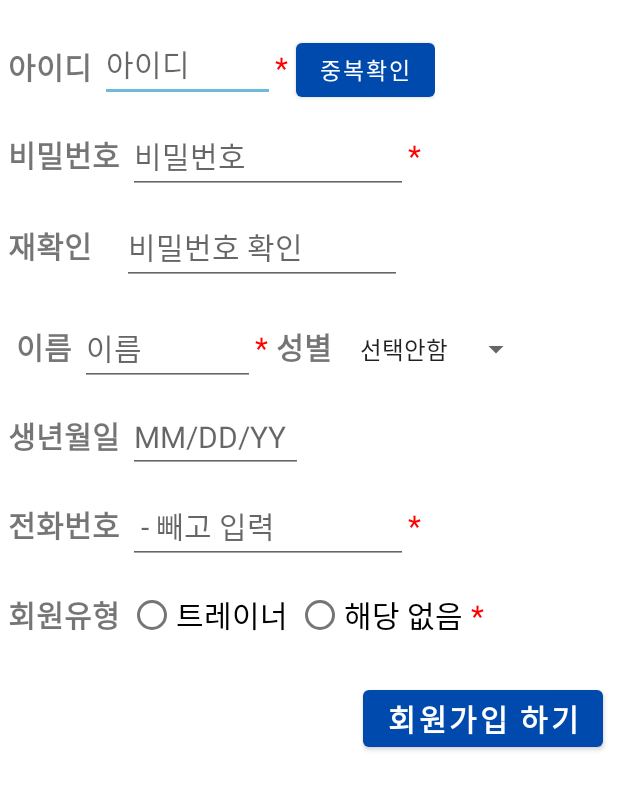
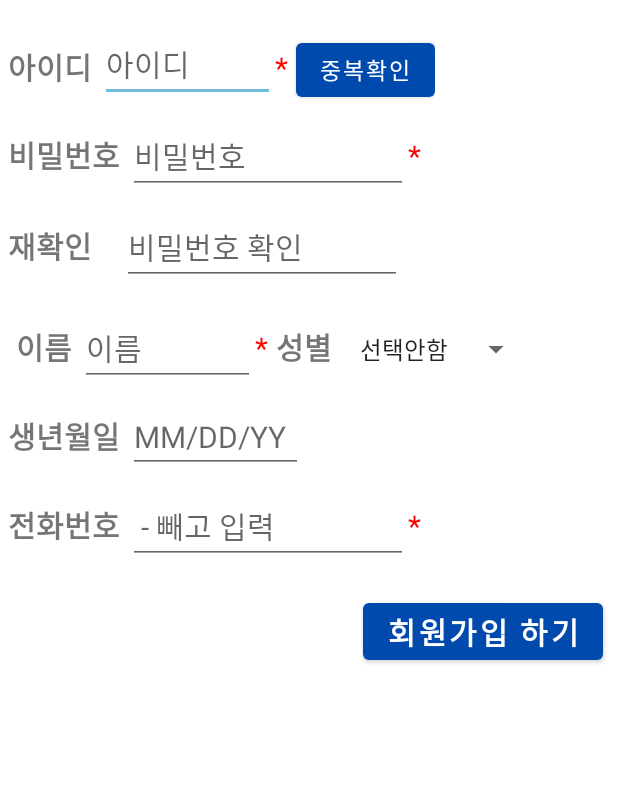
Before and after one commit to secleezy/CBNUworkout, an Android app: the joinbuttonpage screen opened directly, with no data from a screen before it, on a phone screen of 412 x 824 dp. Shown: the top 790 px of the screen. Run offline under Robolectric (Android 15) with nearby library versions, the phone set to English and light mode, and no system bars; our stand-ins replace Firebase (no records; nobody signed in at launch, a user with empty details on screens opened directly), Volley.

Commit message:
1102 영양성분 라벨링, 회원가입/회원수정 트레이너 관련 건 삭제

```diff
--- a/app/src/main/java/com/example/cbnugra/joinbuttonpage.java
+++ b/app/src/main/java/com/example/cbnugra/joinbuttonpage.java
@@ -49,7 +49,7 @@ public class joinbuttonpage extends AppCompatActivity {
     String Birthday;
     String Phonenum;
     Boolean trainer;
-    Boolean trainer_get=false; //라디오 골랐어?
+    Boolean trainer_get=true; //라디오 골랐어?
 
     Boolean id_check_success=false;
 
--- a/app/src/main/res/layout/activity_joinbuttonpage.xml
+++ b/app/src/main/res/layout/activity_joinbuttonpage.xml
@@ -219,41 +219,47 @@
             />
     </LinearLayout>
     //회원유형 선택
+
     <RadioGroup
-        android:layout_marginTop="10dp"
+        android:id="@+id/select_trainer"
         android:layout_width="wrap_content"
         android:layout_height="wrap_content"
-        android:id="@+id/select_trainer"
-        android:orientation="horizontal">
+        android:layout_marginTop="10dp"
+        android:orientation="horizontal"
+        android:visibility="gone"
+        tools:visibility="gone">
+
         <TextView
             android:layout_width="wrap_content"
             android:layout_height="wrap_content"
+            android:layout_marginLeft="5dp"
+            android:layout_marginRight="5dp"
             android:text="회원유형"
             android:textSize="20dp"
-            android:layout_marginLeft="5dp"
-            android:layout_marginRight="5dp"
-            android:textStyle="bold"/>
+            android:textStyle="bold" />
+
         <RadioButton
+            android:id="@+id/code_trainer"
             android:layout_width="wrap_content"
             android:layout_height="wrap_content"
+            android:layout_marginRight="5dp"
             android:text="트레이너"
-            android:textSize="20dp"
-            android:id="@+id/code_trainer"
-            android:layout_marginRight="5dp"/>
+            android:textSize="20dp" />
+
         <RadioButton
+            android:id="@+id/code_none"
             android:layout_width="wrap_content"
             android:layout_height="wrap_content"
+            android:layout_marginRight="5dp"
             android:text="해당 없음"
-            android:textSize="20dp"
-            android:id="@+id/code_none"
-            android:layout_marginRight="5dp"/>
+            android:textSize="20dp" />
+
         <TextView
             android:layout_width="wrap_content"
             android:layout_height="wrap_content"
-            android:textSize="20dp"
             android:text="*"
             android:textColor="#ff0000"
-            />
+            android:textSize="20dp" />
 
     </RadioGroup>
     <Button
```
Also changed, not shown: app/src/main/res/layout/activity_changememberinfo.xml (+21 -17 lines), app/src/main/res/layout/fragment_mainhome_list.xml (+75 -0 lines).
